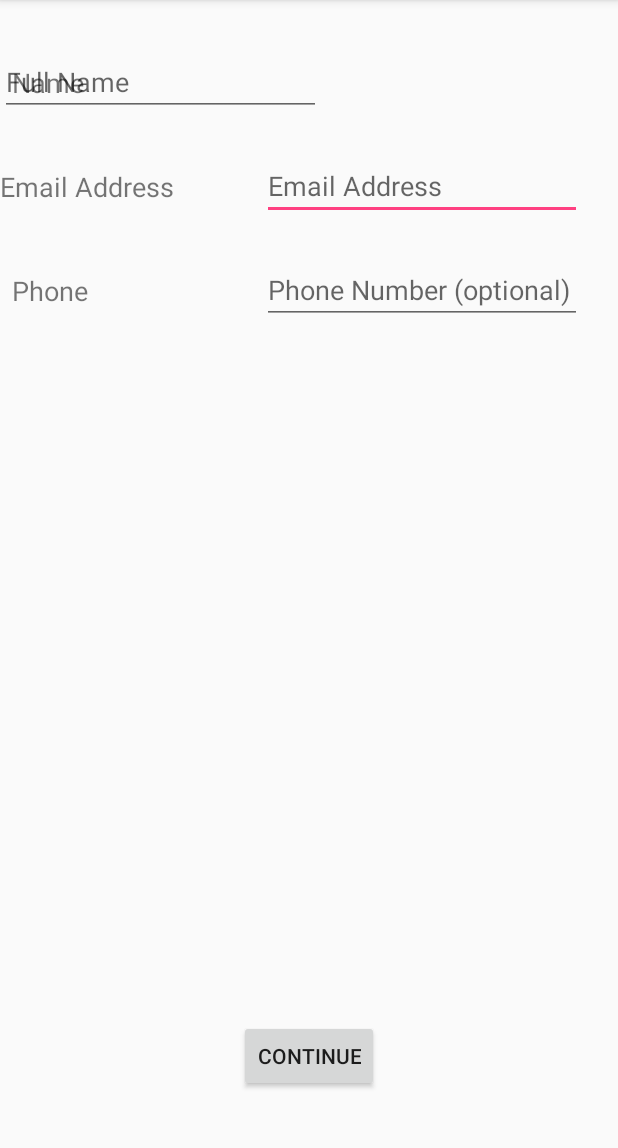
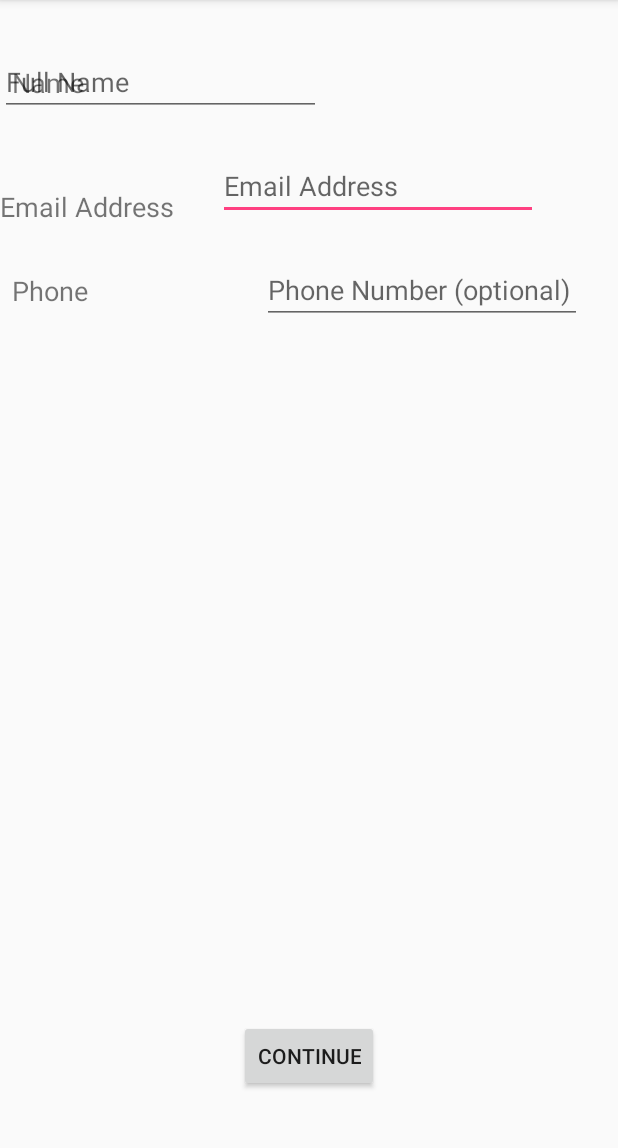
Before and after one commit to Andrewjjj/Tuber, an Android app: the GatherNameActivity screen opened directly, with no data from a screen before it, on a phone screen of 412 x 824 dp, the part 84-1232 px from its top. Run offline under Robolectric (Android 15) with nearby library versions, the phone set to English and light mode, and no system bars.

Commit message:
Fixed merge conflict in name gather xml

```diff
--- a/app/src/main/res/layout/activity_gather_name.xml
+++ b/app/src/main/res/layout/activity_gather_name.xml
@@ -14,9 +14,12 @@
         android:layout_marginEnd="24dp"
         android:ems="10"
         android:hint="Email Address"
-        android:inputType="textEmailAddress"
         app:layout_constraintEnd_toEndOf="parent"
-        app:layout_constraintTop_toBottomOf="@+id/editText2" />
+        android:inputType="none"
+        app:layout_constraintBottom_toBottomOf="@+id/textView2"
+        app:layout_constraintStart_toEndOf="@+id/textView2"
+        app:layout_constraintTop_toBottomOf="@+id/editText2"
+        app:layout_constraintVertical_bias="0.0" />
 
     <TextView
         android:id="@+id/textView2"
```
